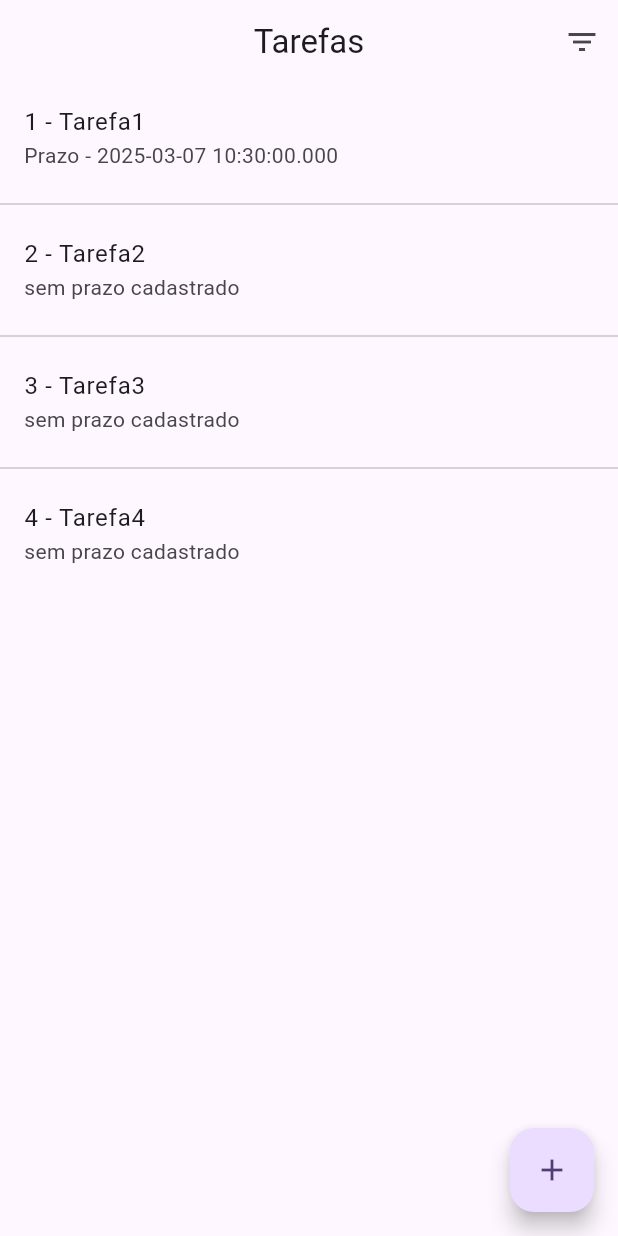
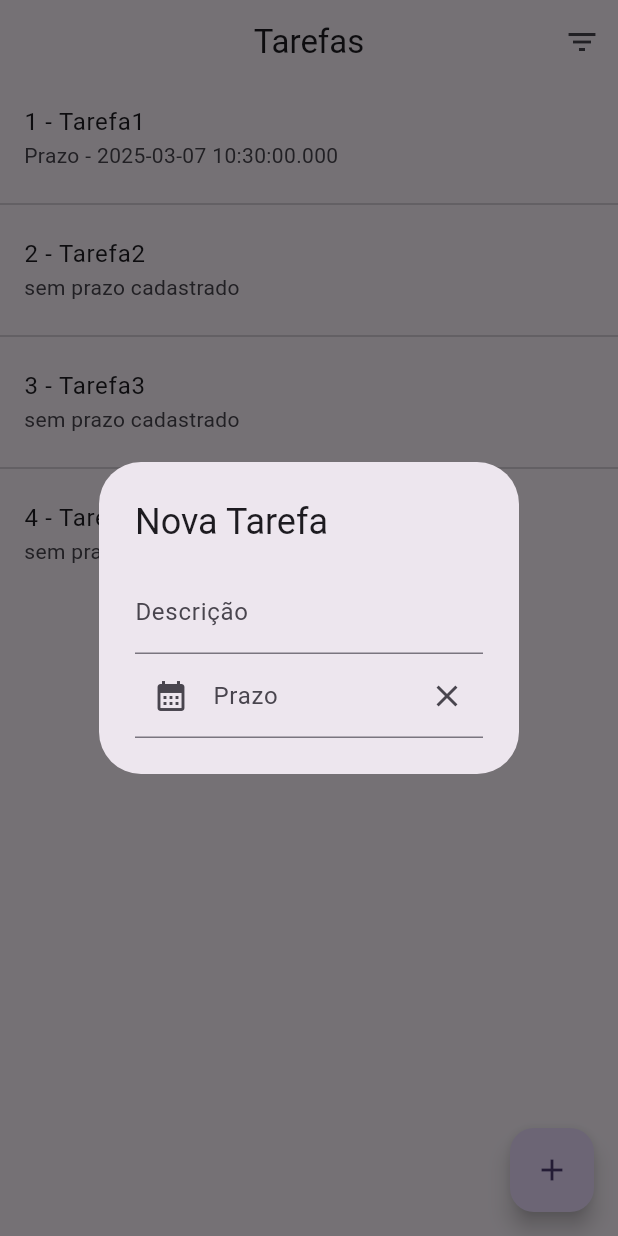
Before and after one commit to Sammus-s/tarefas-mobile, a Flutter app: the screen it shows after launch, after a tap on the "add" icon, on a phone screen of 412 x 824 dp. Run offline on Flutter 3.47's test engine with Material 3 defaults, Android fonts, the phone set to English and light mode, and no system bars.

Commit message:
feat: cria tarefa dialog

```diff
--- a/lib/pages/lista_tarefas_page.dart
+++ b/lib/pages/lista_tarefas_page.dart
@@ -1,6 +1,7 @@
 import 'package:flutter/cupertino.dart';
 import 'package:flutter/material.dart';
 import 'package:gerenciador_tarefas/model/tarefa.dart';
+import 'package:gerenciador_tarefas/widgets/conteudo_form_dialog.dart';
 
 class ListaTarefasPage extends StatefulWidget{
   @override
@@ -23,7 +24,7 @@ class _ListaTarefasPageState extends State<ListaTarefasPage>{
       appBar: _criarAppBar(),
       body: _criaBody(),
       floatingActionButton: FloatingActionButton(
-        onPressed: (){},
+        onPressed: _abrirForm,
         tooltip: 'Nova Tarefa',
         child: Icon(Icons.add)
       ),
@@ -61,4 +62,15 @@ class _ListaTarefasPageState extends State<ListaTarefasPage>{
         separatorBuilder: (BuildContext context, int index) => Divider()
         );
   }
+
+  void _abrirForm({Tarefa? tarefaAtual, int? index}){
+    final key = GlobalKey<_ListaTarefasPageState>();
+    showDialog(context: context, builder: (BuildContext context){
+      return AlertDialog(
+        title: Text(tarefaAtual == null ? 'Nova Tarefa': 'Altera Tarefa ${tarefaAtual.id}'),
+        content: ConteudoFormDialog(key: key, tarefaAtual: tarefaAtual,),
+      );
+    });
+
+  }
 }
--- a/lib/widgets/conteudo_form_dialog.dart
+++ b/lib/widgets/conteudo_form_dialog.dart
@@ -1,5 +1,7 @@
 import 'package:flutter/cupertino.dart';
+import 'package:flutter/material.dart';
 import 'package:gerenciador_tarefas/model/tarefa.dart';
+import 'package:intl/intl.dart';
 
 class ConteudoFormDialog extends StatefulWidget{
   final Tarefa? tarefaAtual;
@@ -11,5 +13,76 @@ class ConteudoFormDialog extends StatefulWidget{
 }
 
 class ConteudoFormDialogState extends State<ConteudoFormDialog>{
+  final formKey = GlobalKey<FormState>();
+  final descricaoController = TextEditingController();
+  final prazoController = TextEditingController();
+  final _dateFormat = DateFormat('dd/MM/yyyy');
 
+  @override
+  void initState(){
+    super.initState();
+    if(widget.tarefaAtual != null){
+      descricaoController.text = widget.tarefaAtual!.descricao;
+      prazoController.text = widget.tarefaAtual!.prazoFormatado;
+    }
+  }
+
+  @override
+  Widget build (BuildContext context){
+    return Form(
+        child: Column(
+          mainAxisSize: MainAxisSize.min,
+          children: [
+            TextFormField(
+              controller: descricaoController,
+              decoration: InputDecoration(labelText: 'Descrição'),
+              validator: (String? valor){
+                if (valor == null || valor.isEmpty){
+                  return "o campo descrição é obrigatório";
+                } else {
+                  return null;
+                }
+              },
+            ),
+            TextFormField(
+              controller: prazoController,
+              decoration: InputDecoration(
+                labelText: 'Prazo',
+                prefixIcon: IconButton(icon: Icon(Icons.calendar_month), onPressed: _abrirCalendario),
+                suffixIcon: IconButton(onPressed: ()=>prazoController.clear(), icon: Icon(Icons.close)),
+              ),
+              readOnly: true,
+            )
+          ],
+        ),
+    );
+  }
+
+  bool dadosValidados() => formKey.currentState?.validate() == true;
+
+  void _abrirCalendario(){
+    final dataFormatada = prazoController.text;
+    var data = DateTime.now();
+    if (dataFormatada.isNotEmpty){
+      data = _dateFormat.parse(dataFormatada);
+    };
+
+    showDatePicker(
+        context: context,
+        initialDate: data,
+        firstDate: data.subtract(Duration(days: 365*5)),
+        lastDate: data.add(Duration(days: 5*365))
+    ).then((DateTime? dataSelecionada){
+      if (dataSelecionada != null) {
+        setState(() {
+          prazoController.text = _dateFormat.format(dataSelecionada);
+        });
+      }
+    });
+  }
+
+  Tarefa get novaTarefa => Tarefa(
+      id: widget.tarefaAtual!.id ?? 0,
+      descricao: descricaoController.text,
+      prazo: prazoController.text.isEmpty ? null : _dateFormat.parse(prazoController.text));
 }
```
